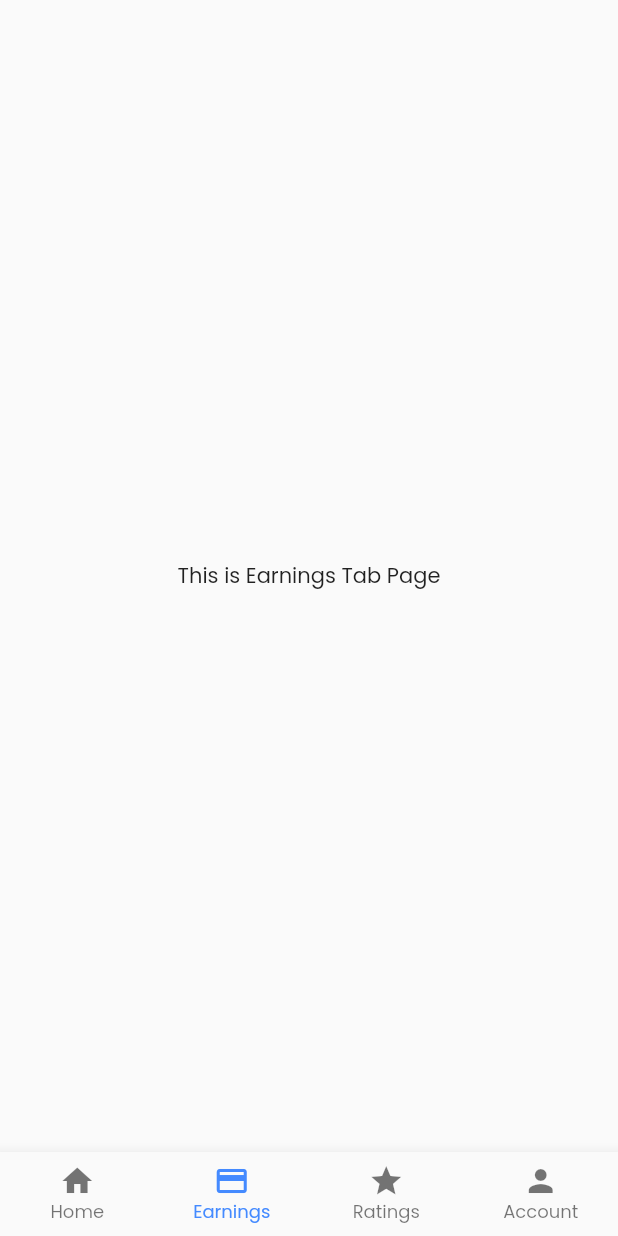
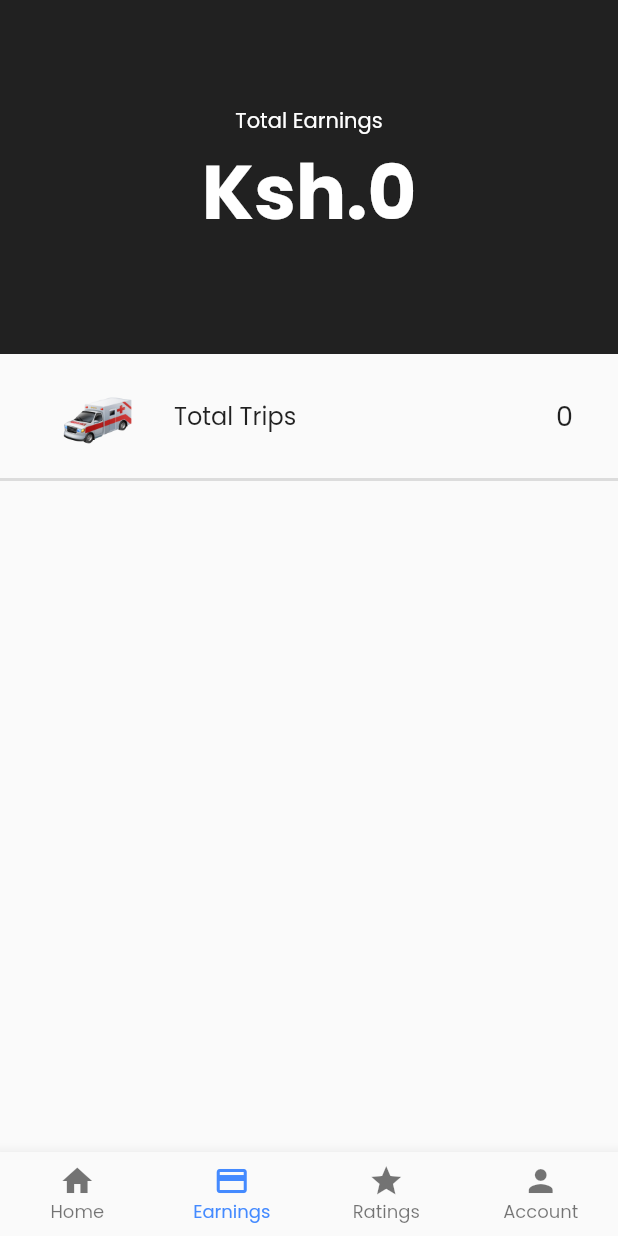
Before and after one commit to SandraMueni/saidia-plus-paramedic, a Flutter app: the MainScreen screen opened by its route, item 2 of the bottom bar chosen, on a phone screen of 412 x 824 dp. Run offline on Flutter 3.47's test engine with Material 2 defaults, Android fonts, the phone set to English and light mode, and no system bars; our stand-ins replace assets_audio_player, firebase_auth, firebase_core, firebase_database, firebase_messaging, fluttertoast and 3 more; missing offline and left inert: flutter_geofire, flutter_polyline_points, maps_toolkit; accounts and stored records are empty.

Commit message:
Retrieve Total Trips & Earnings

```diff
--- a/lib/DataHandler/appData.dart
+++ b/lib/DataHandler/appData.dart
@@ -1,19 +1,34 @@
 import 'package:flutter/cupertino.dart';
-import 'package:paramedic_app/Models/address.dart';
+import 'package:paramedic_app/Models/history.dart';
 
 class AppData extends ChangeNotifier
 {
-  Address pickUpLocation, dropOffLocation;
+  String earnings = "0";
+  int countTrips = 0;
+  List<String> tripHistoryKeys = [];
+  List<History> tripHistoryDataList = [];
 
-  void updatePickUpLocationAddress(Address pickUpAddress)
+  void updateEarnings(String updatedEarnings)
   {
-    pickUpLocation = pickUpAddress;
+    earnings = updatedEarnings;
     notifyListeners();
   }
 
-  void updateDropOffLocationAddress(Address dropOffAddress)
+  void updateTripsCounter(int tripCounter)
   {
-    dropOffLocation = dropOffAddress;
+    countTrips = tripCounter;
+    notifyListeners();
+  }
+
+  void updateTripKeys(List<String> newKeys)
+  {
+    tripHistoryKeys = newKeys;
+    notifyListeners();
+  }
+
+  void updateTripHistoryData(History eachHistory)
+  {
+    tripHistoryDataList.add(eachHistory);
     notifyListeners();
   }
 }
--- /dev/null
+++ b/lib/Models/history.dart
@@ -0,0 +1,23 @@
+import 'package:firebase_database/firebase_database.dart';
+
+class History
+{
+  String payment_method;
+  String time_created;
+  String status;
+  String charges;
+  String dropoff_address;
+  String pickup_address;
+
+  History({this.payment_method, this.time_created, this.status, this.charges, this.dropoff_address, this.pickup_address});
+
+  History.fromSnapshot(DataSnapshot snapshot)
+  {
+    payment_method = snapshot.value["payment_method"];
+    time_created = snapshot.value["time_created"];
+    status = snapshot.value["status"];
+    charges = snapshot.value["charges"];
+    dropoff_address = snapshot.value["dropoff_address"];
+    pickup_address = snapshot.value["pickup_address"];
+  }
+}
--- a/lib/tabsPages/earningsTabPage.dart
+++ b/lib/tabsPages/earningsTabPage.dart
@@ -1,11 +1,49 @@
 import 'package:flutter/material.dart';
+import 'package:paramedic_app/AllScreens/HistoryScreen.dart';
+import 'package:paramedic_app/DataHandler/appData.dart';
+import 'package:provider/provider.dart';
 
 class EarningsTabPage extends StatelessWidget {
 
   @override
   Widget build(BuildContext context) {
-    return Center(
-      child: Text("This is Earnings Tab Page"),
+    return Column(
+      children: [
+
+        Container(
+          color: Colors.black87,
+          width: double.infinity,
+          child: Padding(
+            padding:  EdgeInsets.symmetric(vertical: 70),
+            child: Column(
+              children: [
+                Text('Total Earnings', style: TextStyle(color: Colors.white),),
+                Text("\Ksh.${Provider.of<AppData>(context, listen: false).earnings}", style: TextStyle(color: Colors.white, fontSize: 50, fontFamily: 'Poppins-Bold'),)
+              ],
+            ),
+          ),
+        ),
+
+        FlatButton(
+          padding: EdgeInsets.all(0),
+          onPressed: (){
+            Navigator.push(context, MaterialPageRoute(builder: (context)=> HistoryScreen()));
+          },
+          child: Padding(
+            padding:  EdgeInsets.symmetric(horizontal: 30, vertical: 18),
+            child: Row(
+              children: [
+                Image.asset('images/ambulance.png', width: 70,),
+                SizedBox(width: 16,),
+                Text('Total Trips', style: TextStyle(fontSize: 16), ),
+                Expanded(child: Container(child: Text(Provider.of<AppData>(context, listen: false).countTrips.toString(), textAlign: TextAlign.end, style: TextStyle(fontSize: 18),))),
+              ],
+            ),
+          ),
+        ),
+
+        Divider(height: 2.0, thickness: 2.0,),
+      ],
     );
   }
 }
--- a/lib/tabsPages/homeTabPage.dart
+++ b/lib/tabsPages/homeTabPage.dart
@@ -6,6 +6,7 @@ import 'package:flutter_geofire/flutter_geofire.dart';
 import 'package:geolocator/geolocator.dart';
 import 'package:google_maps_flutter/google_maps_flutter.dart';
 import 'package:paramedic_app/AllScreens/registrationScreen.dart';
+import 'package:paramedic_app/Assistants/assistantMethods.dart';
 import 'package:paramedic_app/Models/paramedics.dart';
 import 'package:paramedic_app/Notifications/pushNotificationService.dart';
 import '../configMaps.dart';
@@ -66,6 +67,8 @@ class _HomeTabPageState extends State<HomeTabPage> {
 
     pushNotificationService.initialize(context);
     pushNotificationService.getToken();
+
+    AssistantMethods.retrieveHistoryInfo(context);
   }
 
   @override
```
Also changed, not shown: lib/AllScreens/HistoryScreen.dart (added, +43 -0 lines), lib/AllScreens/searchScreen.dart (deleted, +0 -267 lines), lib/AllWidgets/HistoryItem.dart (added, +56 -0 lines), lib/Assistants/assistantMethods.dart (+62 -0 lines).
